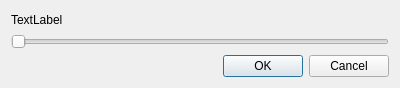
First picture: the form in src/RotateDialog.ui, repository Helios-vmg/Borderless, before the edit.
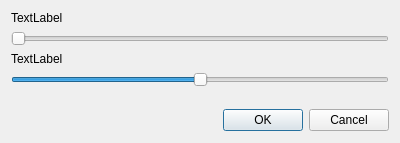
Second picture: the form after the edit.

Commit message: Improved rotate dialog.

```diff
--- a/src/RotateDialog.ui
+++ b/src/RotateDialog.ui
@@ -7,11 +7,11 @@
     <x>0</x>
     <y>0</y>
     <width>400</width>
-    <height>88</height>
+    <height>143</height>
    </rect>
   </property>
   <property name="sizePolicy">
-   <sizepolicy hsizetype="Minimum" vsizetype="Fixed">
+   <sizepolicy hsizetype="Minimum" vsizetype="Maximum">
     <horstretch>0</horstretch>
     <verstretch>0</verstretch>
    </sizepolicy>
@@ -19,13 +19,13 @@
   <property name="minimumSize">
    <size>
     <width>400</width>
-    <height>88</height>
+    <height>143</height>
    </size>
   </property>
   <property name="maximumSize">
    <size>
     <width>16777215</width>
-    <height>88</height>
+    <height>143</height>
    </size>
   </property>
   <property name="windowTitle">
@@ -33,24 +33,85 @@
   </property>
   <layout class="QVBoxLayout" name="verticalLayout">
    <item>
-    <widget class="QLabel" name="label">
-     <property name="text">
-      <string>TextLabel</string>
-     </property>
-    </widget>
+    <layout class="QVBoxLayout" name="verticalLayout_2">
+     <item>
+      <widget class="QLabel" name="rotation_label">
+       <property name="text">
+        <string>TextLabel</string>
+       </property>
+      </widget>
+     </item>
+     <item>
+      <widget class="QSlider" name="rotation_slider">
+       <property name="minimum">
+        <number>0</number>
+       </property>
+       <property name="maximum">
+        <number>36000</number>
+       </property>
+       <property name="orientation">
+        <enum>Qt::Horizontal</enum>
+       </property>
+      </widget>
+     </item>
+     <item>
+      <widget class="QLabel" name="scale_label">
+       <property name="text">
+        <string>TextLabel</string>
+       </property>
+      </widget>
+     </item>
+     <item>
+      <widget class="QSlider" name="scale_slider">
+       <property name="minimum">
+        <number>-16384</number>
+       </property>
+       <property name="maximum">
+        <number>16384</number>
+       </property>
+       <property name="orientation">
+        <enum>Qt::Horizontal</enum>
+       </property>
+      </widget>
+     </item>
+    </layout>
    </item>
    <item>
-    <widget class="QSlider" name="horizontalSlider">
-     <property name="maximum">
-      <number>36000</number>
-     </property>
+    <spacer name="verticalSpacer">
      <property name="orientation">
-      <enum>Qt::Horizontal</enum>
+      <enum>Qt::Vertical</enum>
      </property>
-    </widget>
+     <property name="sizeType">
+      <enum>QSizePolicy::Expanding</enum>
+     </property>
+     <property name="sizeHint" stdset="0">
+      <size>
+       <width>20</width>
+       <height>40</height>
+      </size>
+     </property>
+    </spacer>
    </item>
    <item>
     <widget class="QDialogButtonBox" name="buttonBox">
+     <property name="sizePolicy">
+      <sizepolicy hsizetype="Expanding" vsizetype="Fixed">
+       <horstretch>0</horstretch>
+       <verstretch>0</verstretch>
+      </sizepolicy>
+     </property>
+     <property name="minimumSize">
+      <size>
+       <width>0</width>
+       <height>23</height>
+      </size>
+     </property>
+     <property name="maximumSize">
+      <size>
+       <width>16777215</width>
+       <height>23</height>
+      </size>
+     </property>
      <property name="orientation">
       <enum>Qt::Horizontal</enum>
      </property>
```
Left out of the diff: 8 changed lines with no effect on the pictures. The commit also changes 4 other files.
